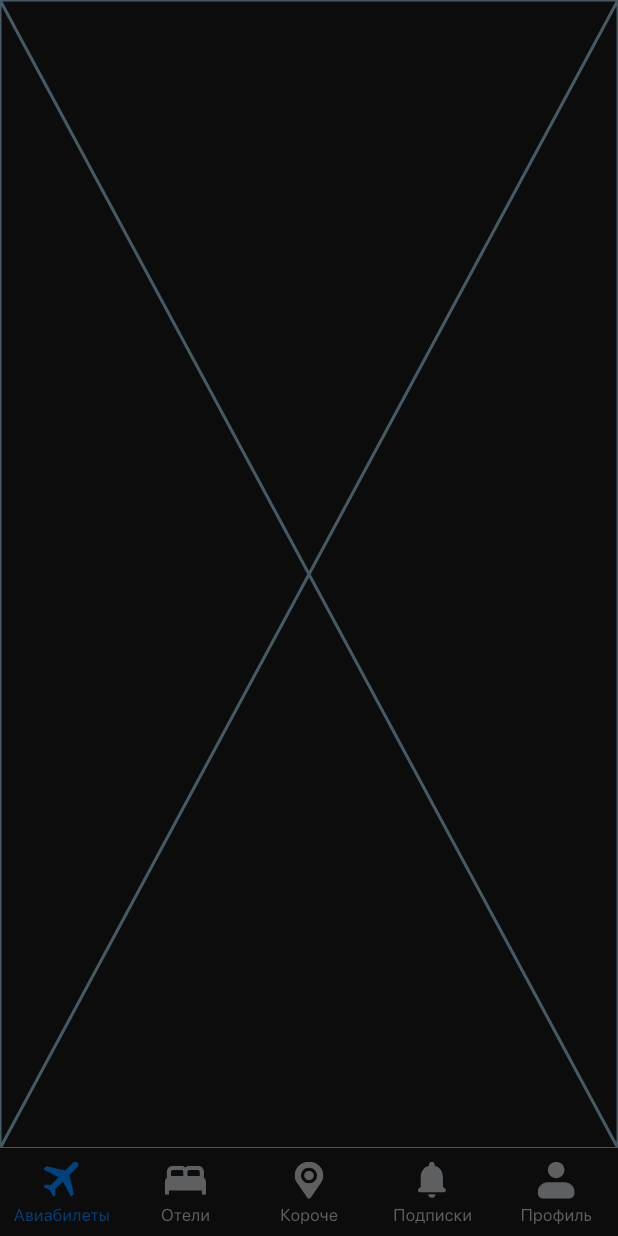
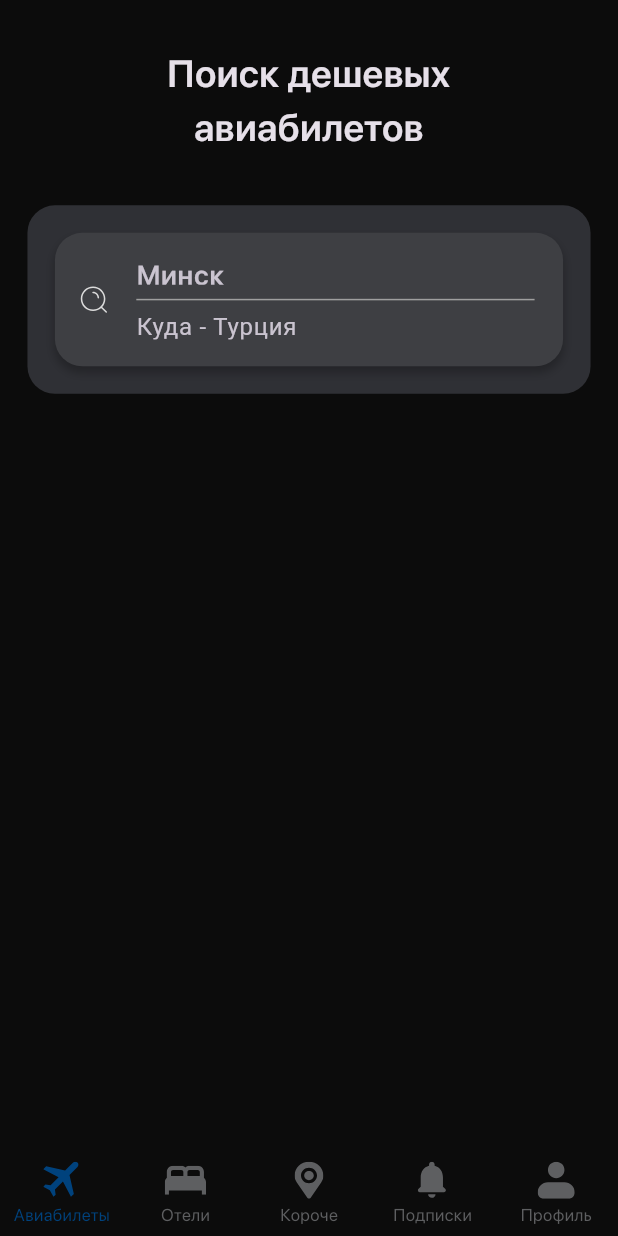
Before and after one commit to anatoliyKaragodin/tickets_search_test, a Flutter app: the screen it shows after launch, on a phone screen of 412 x 824 dp. Run offline on Flutter 3.47's test engine with Material 3 defaults, Android fonts, the light colour scheme and no system bars; our stand-ins replace dart_mappable, dio, either_dart, flutter_svg, gap, get_it and 2 more; generated files the repository leaves out were written again.

Commit message:
+ бордеры приложения, AppTextFieldWidget

```diff
--- a/lib/app.dart
+++ b/lib/app.dart
@@ -11,6 +11,7 @@ class App extends StatelessWidget {
       debugShowCheckedModeBanner: false,
       theme: ThemeData(
         brightness: Brightness.dark,
+
       ),
       routerConfig: RouterHelper.router,
     );
--- a/lib/presentation/screens/main_menu_screen/home_menu_screen/home_menu_screen.dart
+++ b/lib/presentation/screens/main_menu_screen/home_menu_screen/home_menu_screen.dart
@@ -1,10 +1,132 @@
 import 'package:flutter/material.dart';
+import 'package:gap/gap.dart';
+import 'package:tickets_search_test/presentation/utils/theme/app_adaptive_size.dart';
+import 'package:tickets_search_test/presentation/utils/theme/app_border_radius.dart';
+import 'package:tickets_search_test/presentation/utils/theme/app_colors.dart';
+import 'package:tickets_search_test/presentation/utils/theme/app_text_styles.dart';
+import 'package:tickets_search_test/presentation/widgets/app_svg_icon_widget.dart';
+
+import '../../../widgets/app_text_field.dart';
 
 class TicketsScreen extends StatelessWidget {
   const TicketsScreen({super.key});
 
   @override
   Widget build(BuildContext context) {
-    return const Placeholder();
+    final size = AppAdaptiveSize(context);
+
+    return Column(
+      children: [
+        Gap(size.heightInPixels(30)),
+        _TextWidget(size: size),
+        Gap(size.heightInPixels(33)),
+        _SearchContainer(size: size),
+      ],
+    );
   }
 }
+
+class _SearchContainer extends StatelessWidget {
+  const _SearchContainer({
+    required this.size,
+  });
+
+  final AppAdaptiveSize size;
+
+  @override
+  Widget build(BuildContext context) {
+    return Padding(
+      padding: EdgeInsets.symmetric(horizontal: size.widthInPixels(16)),
+      child: Container(
+        height: size.heightInPixels(122),
+        decoration: BoxDecoration(
+            color: AppColors.basic.grey3,
+            borderRadius: AppBorderRadius.mediumBorder(context)),
+        child: Padding(
+          padding: EdgeInsets.all(size.widthInPixels(16)),
+          child: _SearchSubContainer(size: size),
+        ),
+      ),
+    );
+  }
+}
+
+class _SearchSubContainer extends StatelessWidget {
+  const _SearchSubContainer({
+    required this.size,
+  });
+
+  final AppAdaptiveSize size;
+
+  @override
+  Widget build(BuildContext context) {
+    return Container(
+      decoration: BoxDecoration(
+          boxShadow: [
+            BoxShadow(
+                blurRadius: size.widthInPixels(4),
+                offset: Offset(0, size.heightInPixels(4)),
+                color: const Color(0xFF000000).withOpacity(0.25))
+          ],
+          color: AppColors.basic.grey4,
+          borderRadius: AppBorderRadius.mediumBorder(context)),
+      child: Padding(
+        padding: EdgeInsets.only(
+            left: size.widthInPixels(8),
+            right: size.widthInPixels(16),
+            top: size.heightInPixels(16),
+            bottom: size.heightInPixels(16)),
+        child: Row(
+          children: [
+            AppSVGiconWidget(
+              svgPath: 'search.svg',
+              color: AppColors.basic.grey7,
+            ),
+            Gap(size.widthInPixels(10)),
+            Column(
+              mainAxisAlignment: MainAxisAlignment.center,
+              children: [
+                AppTextFieldWidget(size: size),
+                SizedBox(
+                  width: size.widthInPixels(232),
+                  child: Divider(color: AppColors.basic.grey6),
+                ),
+                SizedBox(
+                    height: 20,
+                    width: size.widthInPixels(232),
+                    child: TextField(
+                      decoration: InputDecoration(
+                          contentPadding:
+                              EdgeInsets.only(bottom: size.heightInPixels(10)),
+                          hintText: 'Куда - Турция',
+                          border: InputBorder.none),
+                    )),
+              ],
+            )
+          ],
+        ),
+      ),
+    );
+  }
+}
+
+class _TextWidget extends StatelessWidget {
+  const _TextWidget({
+    required this.size,
+  });
+
+  final AppAdaptiveSize size;
+
+  @override
+  Widget build(BuildContext context) {
+    return Padding(
+      padding: EdgeInsets.symmetric(horizontal: size.widthInPixels(90)),
+      child: Center(
+          child: Text(
+        'Поиск дешевых авиабилетов',
+        style: AppTextStyles.title1(context),
+        textAlign: TextAlign.center,
+      )),
+    );
+  }
+}
--- /dev/null
+++ b/lib/presentation/utils/theme/app_border_radius.dart
@@ -0,0 +1,13 @@
+import 'package:flutter/material.dart';
+import 'package:tickets_search_test/presentation/utils/theme/app_adaptive_size.dart';
+
+class AppBorderRadius {
+  static BorderRadius smallBorder(BuildContext context) =>
+      BorderRadius.circular(AppAdaptiveSize(context).widthInPixels(8));
+
+  static BorderRadius mediumBorder(BuildContext context) =>
+      BorderRadius.circular(AppAdaptiveSize(context).widthInPixels(16));
+
+  static BorderRadius bigBorder(BuildContext context) =>
+      BorderRadius.circular(AppAdaptiveSize(context).widthInPixels(50));
+}
--- /dev/null
+++ b/lib/presentation/widgets/app_text_field.dart
@@ -0,0 +1,34 @@
+import 'package:flutter/material.dart';
+
+import '../utils/theme/app_adaptive_size.dart';
+import '../utils/theme/app_text_styles.dart';
+
+class AppTextFieldWidget extends StatefulWidget {
+  const AppTextFieldWidget({
+    super.key,
+    required this.size,
+  });
+
+  final AppAdaptiveSize size;
+
+  @override
+  State<AppTextFieldWidget> createState() => _AppTextFieldWidgetState();
+}
+
+class _AppTextFieldWidgetState extends State<AppTextFieldWidget> {
+  @override
+  Widget build(BuildContext context) {
+    return SizedBox(
+        height: 20,
+        width: widget.size.widthInPixels(232),
+        child: TextField(
+          style: AppTextStyles.title3(context)
+              .copyWith(fontWeight: FontWeight.w600),
+          decoration: InputDecoration(
+              contentPadding:
+                  EdgeInsets.only(bottom: widget.size.heightInPixels(10)),
+              hintText: 'Минск',
+              border: InputBorder.none),
+        ));
+  }
+}
--- a/pubspec.yaml
+++ b/pubspec.yaml
@@ -51,6 +51,8 @@ dependencies:
   flutter_svg: ^2.0.10+1
   # Router
   go_router: ^14.0.2
+  # Universal padding
+  gap: ^3.0.1
 
 dev_dependencies:
   flutter_test:
```
Also changed, not shown: pubspec.lock.
